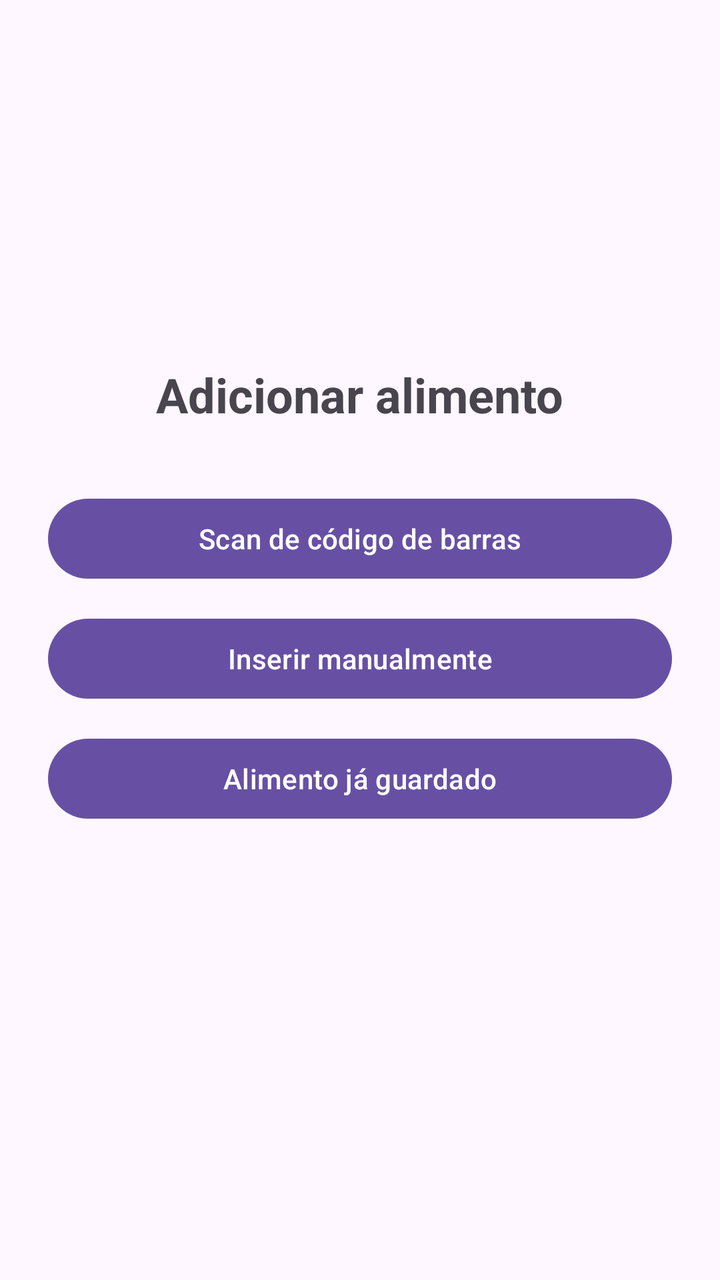
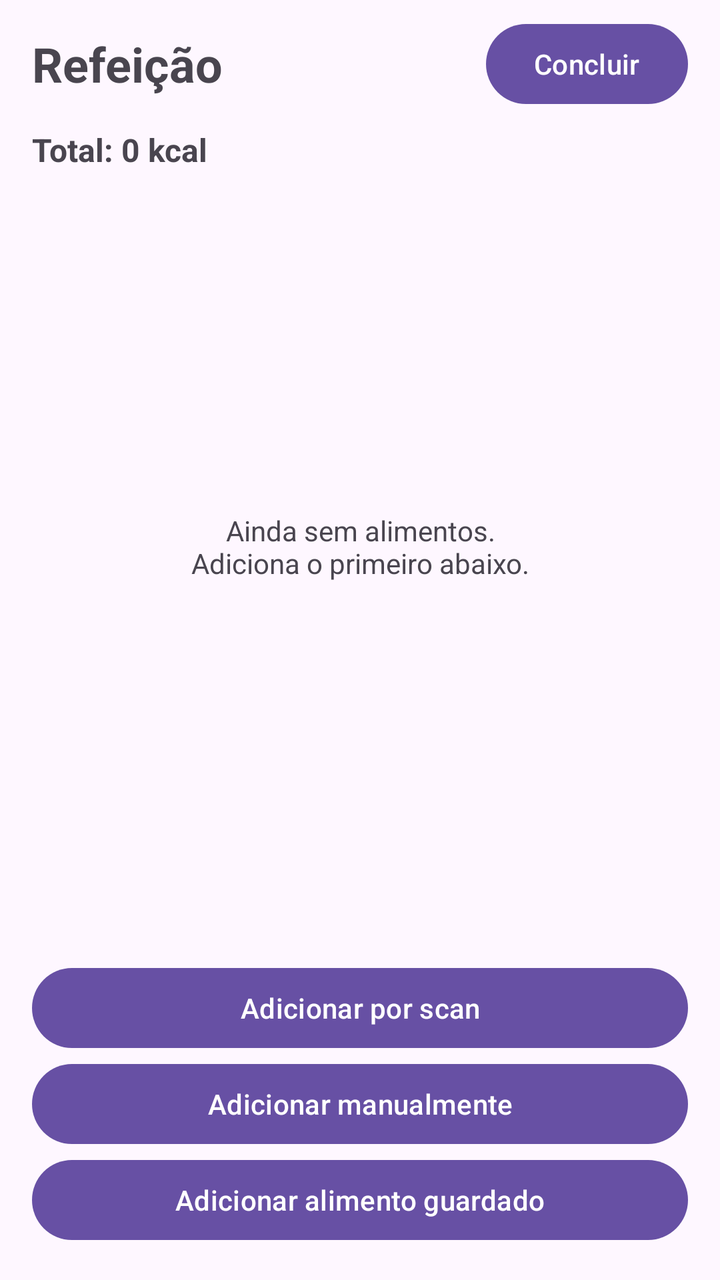

An Android layout rendered at two revisions. The XML below is the earlier revision; the diff shows what the commit changed to produce the second picture.
<!-- AndroidManifest.xml: application theme Theme.NutriScan -->
<!-- res/layout/activity_add_meal.xml -->
<?xml version="1.0" encoding="utf-8"?>
<LinearLayout xmlns:android="http://schemas.android.com/apk/res/android"
              android:id="@+id/addMeal"
              android:layout_width="match_parent"
              android:layout_height="match_parent"
              android:orientation="vertical"
              android:gravity="center">

    <TextView
            android:layout_width="wrap_content"
            android:layout_height="wrap_content"
            android:text="Adicionar alimento"
            android:textSize="24sp"
            android:textStyle="bold"
            android:layout_marginBottom="32dp" />

    <Button
            android:id="@+id/btnScan"
            android:layout_width="match_parent"
            android:layout_height="wrap_content"
            android:layout_marginHorizontal="24dp"
            android:text="Scan de código de barras" />

    <Button
            android:id="@+id/btnManual"
            android:layout_width="match_parent"
            android:layout_height="wrap_content"
            android:layout_marginHorizontal="24dp"
            android:layout_marginTop="12dp"
            android:text="Inserir manualmente" />

    <Button
            android:id="@+id/btnSaved"
            android:layout_width="match_parent"
            android:layout_height="wrap_content"
            android:layout_marginHorizontal="24dp"
            android:layout_marginTop="12dp"
            android:text="Alimento já guardado" />

    <TextView
            android:id="@+id/tvResult"
            android:layout_width="match_parent"
            android:layout_height="wrap_content"
            android:layout_marginHorizontal="24dp"
            android:layout_marginTop="24dp"
            android:textSize="16sp" />
</LinearLayout>
<!-- resources referenced by this layout -->
<resources>
  <style name="Theme.NutriScan" parent="Base.Theme.NutriScan" />
  <style name="Base.Theme.NutriScan" parent="Theme.Material3.DayNight.NoActionBar">
          
          
      </style>
</resources>

<!-- the commit's change to res/layout/activity_add_meal.xml (unified diff, before → after) -->
@@ -3,45 +3,90 @@
               android:id="@+id/addMeal"
               android:layout_width="match_parent"
               android:layout_height="match_parent"
-              android:orientation="vertical"
-              android:gravity="center">
+              android:orientation="vertical">
+
+    <LinearLayout
+            android:layout_width="match_parent"
+            android:layout_height="wrap_content"
+            android:layout_marginHorizontal="16dp"
+            android:layout_marginTop="8dp"
+            android:gravity="center_vertical"
+            android:orientation="horizontal">
+
+        <TextView
+                android:layout_width="0dp"
+                android:layout_height="wrap_content"
+                android:layout_weight="1"
+                android:text="Refeição"
+                android:textSize="24sp"
+                android:textStyle="bold" />
+
+        <Button
+                android:id="@+id/btnFinish"
+                android:layout_width="wrap_content"
+                android:layout_height="wrap_content"
+                android:text="Concluir" />
+    </LinearLayout>
 
     <TextView
-            android:layout_width="wrap_content"
+            android:id="@+id/tvTotal"
+            android:layout_width="match_parent"
             android:layout_height="wrap_content"
-            android:text="Adicionar alimento"
-            android:textSize="24sp"
-            android:textStyle="bold"
-            android:layout_marginBottom="32dp" />
+            android:layout_marginHorizontal="16dp"
+            android:layout_marginTop="8dp"
+            android:text="Total: 0 kcal"
+            android:textSize="16sp"
+            android:textStyle="bold" />
+
+    <FrameLayout
+            android:layout_width="match_parent"
+            android:layout_height="0dp"
+            android:layout_weight="1"
+            android:layout_marginHorizontal="16dp"
+            android:layout_marginTop="8dp">
+
+        <ListView
+                android:id="@+id/listItems"
+                android:layout_width="match_parent"
+                android:layout_height="match_parent" />
+
+        <TextView
+                android:id="@+id/tvEmpty"
+                android:layout_width="wrap_content"
+                android:layout_height="wrap_content"
+                android:layout_gravity="center"
+                android:gravity="center"
+                android:text="Ainda sem alimentos.\nAdiciona o primeiro abaixo." />
+    </FrameLayout>
+
+    <TextView
+            android:id="@+id/tvResult"
+            android:layout_width="match_parent"
+            android:layout_height="wrap_content"
+            android:layout_marginHorizontal="16dp"
+            android:textSize="14sp" />
 
     <Button
             android:id="@+id/btnScan"
             android:layout_width="match_parent"
             android:layout_height="wrap_content"
-            android:layout_marginHorizontal="24dp"
-            android:text="Scan de código de barras" />
+            android:layout_marginHorizontal="16dp"
+            android:layout_marginTop="8dp"
+            android:text="Adicionar por scan" />
 
     <Button
             android:id="@+id/btnManual"
             android:layout_width="match_parent"
             android:layout_height="wrap_content"
-            android:layout_marginHorizontal="24dp"
-            android:layout_marginTop="12dp"
-            android:text="Inserir manualmente" />
+            android:layout_marginHorizontal="16dp"
+            android:text="Adicionar manualmente" />
 
     <Button
             android:id="@+id/btnSaved"
             android:layout_width="match_parent"
             android:layout_height="wrap_content"
-            android:layout_marginHorizontal="24dp"
-            android:layout_marginTop="12dp"
-            android:text="Alimento já guardado" />
+            android:layout_marginHorizontal="16dp"
+            android:layout_marginBottom="16dp"
+            android:text="Adicionar alimento guardado" />
 
-    <TextView
-            android:id="@+id/tvResult"
-            android:layout_width="match_parent"
-            android:layout_height="wrap_content"
-            android:layout_marginHorizontal="24dp"
-            android:layout_marginTop="24dp"
-            android:textSize="16sp" />
 </LinearLayout>
